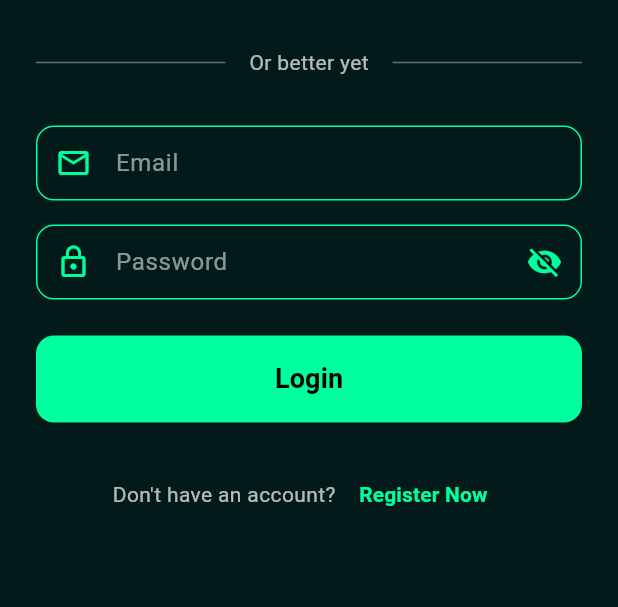
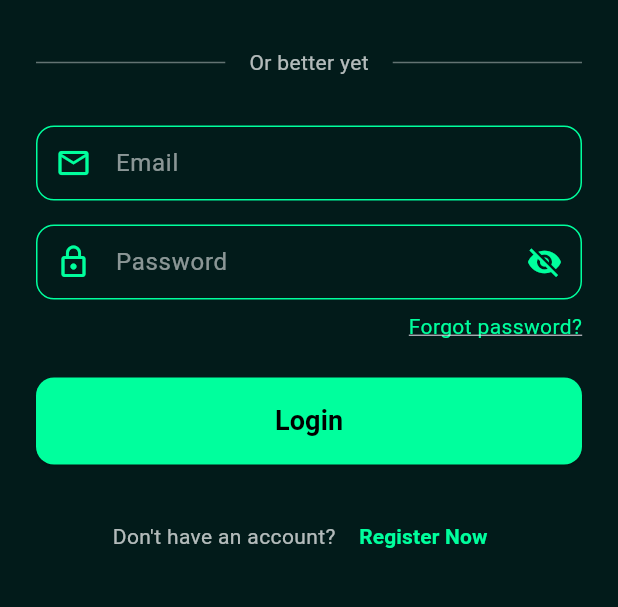
Before and after one commit to syigen/safe-app, a Flutter app: the screen it shows after launch, after a tap on "Get Started Now", on a phone screen of 412 x 824 dp, the part 542-1149 px from its top. Run offline on Flutter 3.47's test engine with Material 3 defaults, Android fonts, the phone set to English and light mode, and no system bars; our stand-ins replace dotted_border, flutter_dotenv, flutter_riverpod, fluttertoast, geocoding, google_maps_flutter and 4 more; missing offline and left inert: app_settings; accounts and stored records are empty.

Commit message:
implement forgot password button

```diff
--- a/lib/pages/login_page.dart
+++ b/lib/pages/login_page.dart
@@ -4,6 +4,7 @@
  */
 
 import 'package:flutter/material.dart';
+import 'package:safe_app/pages/forgot_password_page.dart';
 import 'package:safe_app/pages/registration_page.dart';
 import 'package:safe_app/services/auth_service.dart';
 import '../widgets/social_login_button.dart';
@@ -44,7 +45,6 @@ class _LoginPageState extends State<LoginPage> {
               ),
               const SizedBox(height: 40),
 
-              // Social Login Buttons
               SocialLoginButton(
                 text: 'Continue with Google',
                 iconPath: 'assets/logo/google.png',
@@ -70,7 +70,6 @@ class _LoginPageState extends State<LoginPage> {
               ),
               const SizedBox(height: 32),
 
-              // Divider
               const Row(
                 children: [
                   Expanded(child: Divider(color: Colors.white38)),
@@ -86,7 +85,6 @@ class _LoginPageState extends State<LoginPage> {
               ),
               const SizedBox(height: 32),
 
-              // Email Field
               Container(
                 decoration: BoxDecoration(
                   border: Border.all(color: const Color(0xFF00FF9D)),
@@ -108,7 +106,9 @@ class _LoginPageState extends State<LoginPage> {
               ),
               const SizedBox(height: 16),
 
-              // Password Field
+              Column(
+                crossAxisAlignment: CrossAxisAlignment.end,
+                children: [
                   Container(
                     decoration: BoxDecoration(
                       border: Border.all(color: const Color(0xFF00FF9D)),
@@ -140,9 +140,30 @@ class _LoginPageState extends State<LoginPage> {
                       ),
                     ),
                   ),
+                  Padding(
+                    padding: const EdgeInsets.only(top: 8.0),
+                    child: GestureDetector(
+                      onTap: () {
+                        Navigator.push(
+                          context,
+                          MaterialPageRoute(
+                            builder: (context) => const ForgotPasswordScreen(),
+                          ),
+                        );
+                      },
+                      child: const Text(
+                        'Forgot password?',
+                        style: TextStyle(
+                          color: Color(0xFF00FF9D),
+                          decoration: TextDecoration.underline,
+                        ),
+                      ),
+                    ),
+                  ),
                   const SizedBox(height: 24),
+                ],
+              ),
 
-              // Login Button
               ElevatedButton(
                 onPressed: () {
                   _authService.login(
```
Lines whose indentation alone changed are shown as unchanged.
